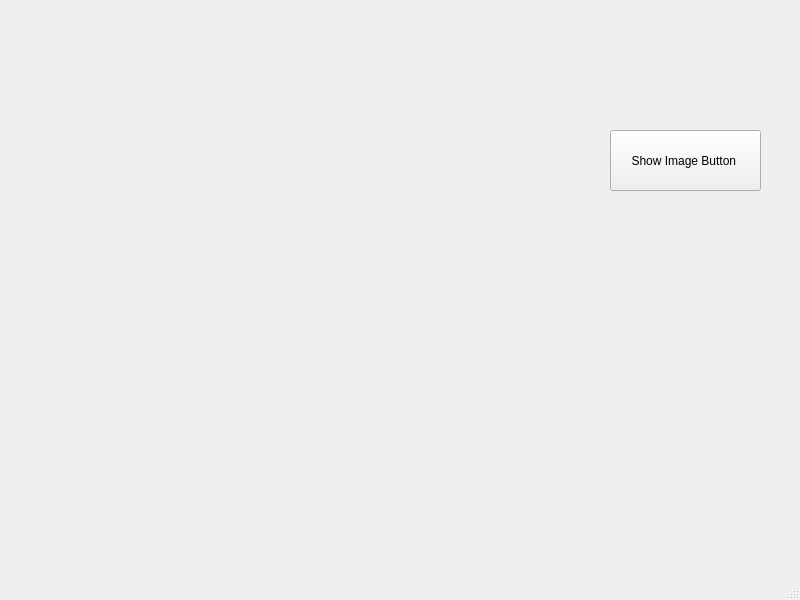
KH-HSU/QT, file Hello_QT/Hello_QT/mainwindow.ui: the form before one commit.
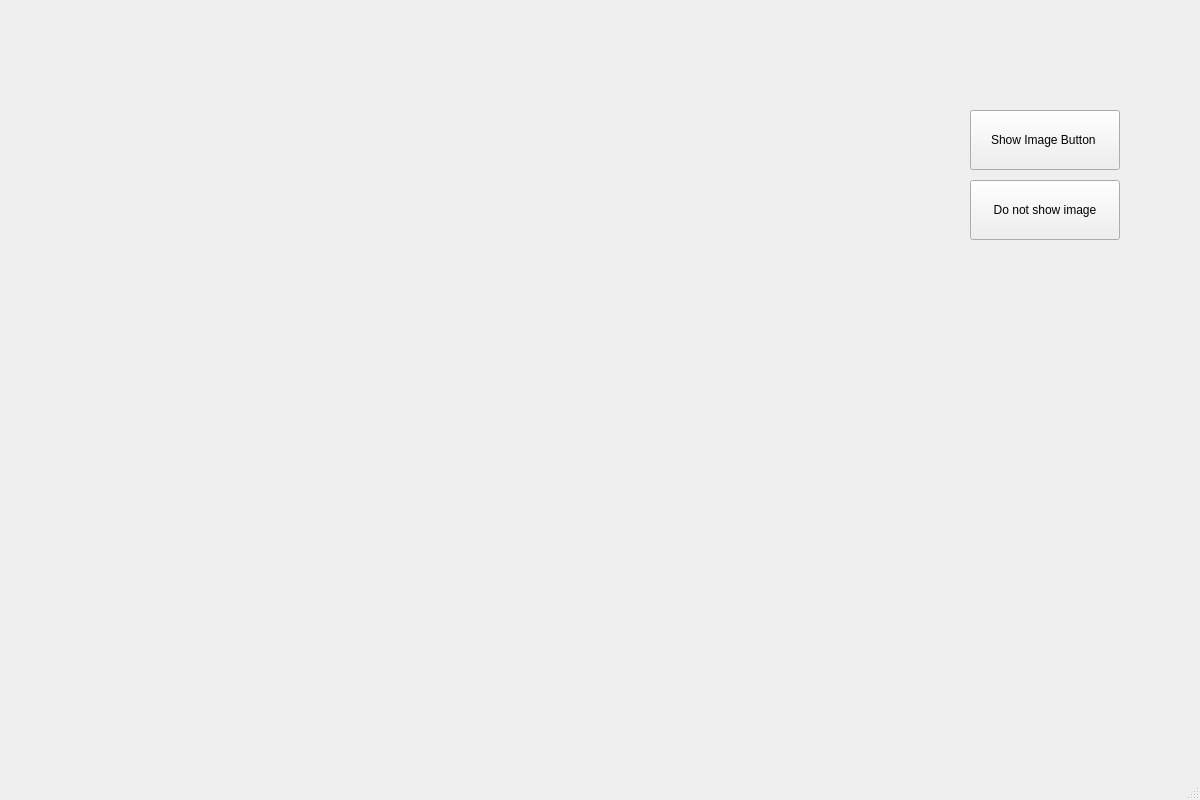
The form after the commit.

Diff of the .ui file:
```diff
--- a/Hello_QT/Hello_QT/mainwindow.ui
+++ b/Hello_QT/Hello_QT/mainwindow.ui
@@ -6,49 +6,35 @@
    <rect>
     <x>0</x>
     <y>0</y>
-    <width>800</width>
-    <height>600</height>
+    <width>1200</width>
+    <height>800</height>
    </rect>
   </property>
+  <property name="sizePolicy">
+   <sizepolicy hsizetype="Expanding" vsizetype="Ignored">
+    <horstretch>0</horstretch>
+    <verstretch>0</verstretch>
+   </sizepolicy>
+  </property>
   <property name="windowTitle">
    <string>MainWindow</string>
   </property>
   <widget class="QWidget" name="centralwidget">
-   <widget class="QPushButton" name="pushButton">
-    <property name="geometry">
-     <rect>
-      <x>610</x>
-      <y>130</y>
-      <width>151</width>
-      <height>61</height>
-     </rect>
-    </property>
-    <property name="text">
-     <string>Show Image Button </string>
-    </property>
-   </widget>
-   <widget class="QLabel" name="label">
-    <property name="geometry">
-     <rect>
-      <x>70</x>
-      <y>50</y>
-      <width>481</width>
-      <height>411</height>
-     </rect>
-    </property>
-    <property name="text">
-     <string/>
-    </property>
-   </widget>
    <widget class="QLabel" name="label_2">
     <property name="geometry">
      <rect>
-      <x>620</x>
-      <y>60</y>
-      <width>131</width>
-      <height>31</height>
+      <x>40</x>
+      <y>19</y>
+      <width>900</width>
+      <height>600</height>
      </rect>
     </property>
+    <property name="sizePolicy">
+     <sizepolicy hsizetype="Fixed" vsizetype="Fixed">
+      <horstretch>0</horstretch>
+      <verstretch>0</verstretch>
+     </sizepolicy>
+    </property>
     <property name="font">
      <font>
       <pointsize>20</pointsize>
@@ -58,6 +44,63 @@
      <string/>
     </property>
    </widget>
+   <widget class="QLabel" name="label">
+    <property name="geometry">
+     <rect>
+      <x>970</x>
+      <y>30</y>
+      <width>150</width>
+      <height>60</height>
+     </rect>
+    </property>
+    <property name="sizePolicy">
+     <sizepolicy hsizetype="Preferred" vsizetype="Preferred">
+      <horstretch>100</horstretch>
+      <verstretch>100</verstretch>
+     </sizepolicy>
+    </property>
+    <property name="text">
+     <string/>
+    </property>
+   </widget>
+   <widget class="QPushButton" name="pushButton">
+    <property name="geometry">
+     <rect>
+      <x>970</x>
+      <y>110</y>
+      <width>150</width>
+      <height>60</height>
+     </rect>
+    </property>
+    <property name="sizePolicy">
+     <sizepolicy hsizetype="Fixed" vsizetype="Fixed">
+      <horstretch>0</horstretch>
+      <verstretch>0</verstretch>
+     </sizepolicy>
+    </property>
+    <property name="text">
+     <string>Show Image Button </string>
+    </property>
+   </widget>
+   <widget class="QPushButton" name="pushButton_2">
+    <property name="geometry">
+     <rect>
+      <x>970</x>
+      <y>180</y>
+      <width>150</width>
+      <height>60</height>
+     </rect>
+    </property>
+    <property name="sizePolicy">
+     <sizepolicy hsizetype="Preferred" vsizetype="Preferred">
+      <horstretch>0</horstretch>
+      <verstretch>0</verstretch>
+     </sizepolicy>
+    </property>
+    <property name="text">
+     <string>Do not show image</string>
+    </property>
+   </widget>
   </widget>
   <widget class="QMenuBar" name="menubar">
    <property name="geometry">
```
Left out of the diff: 8 changed lines with no effect on the pictures.
